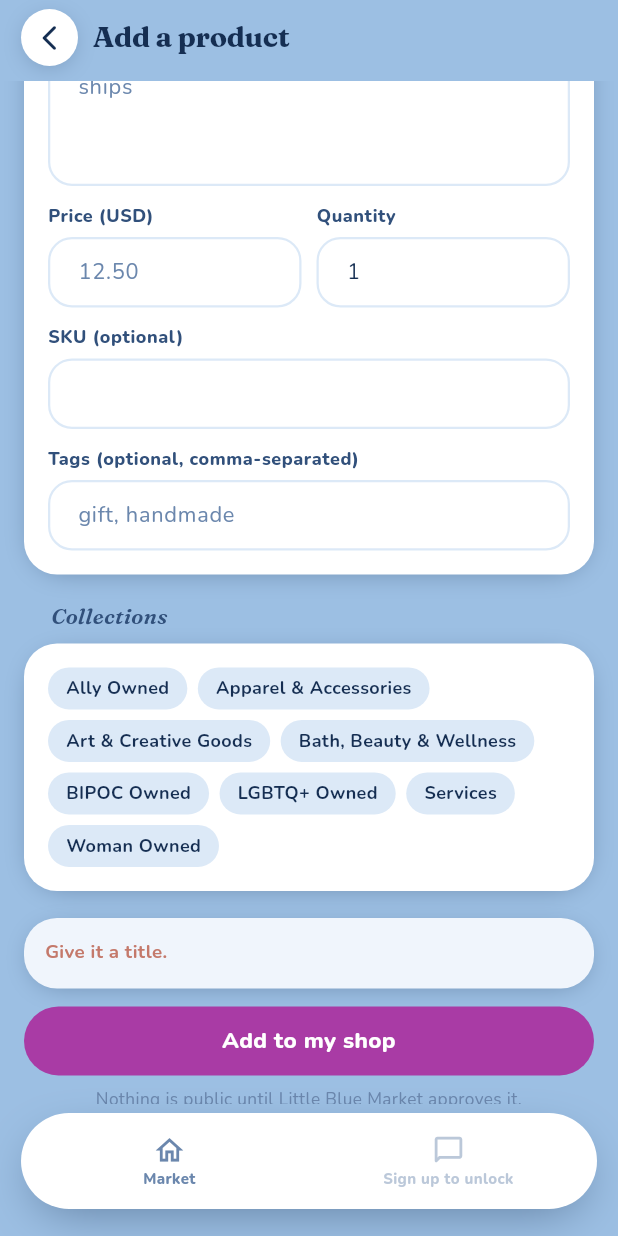
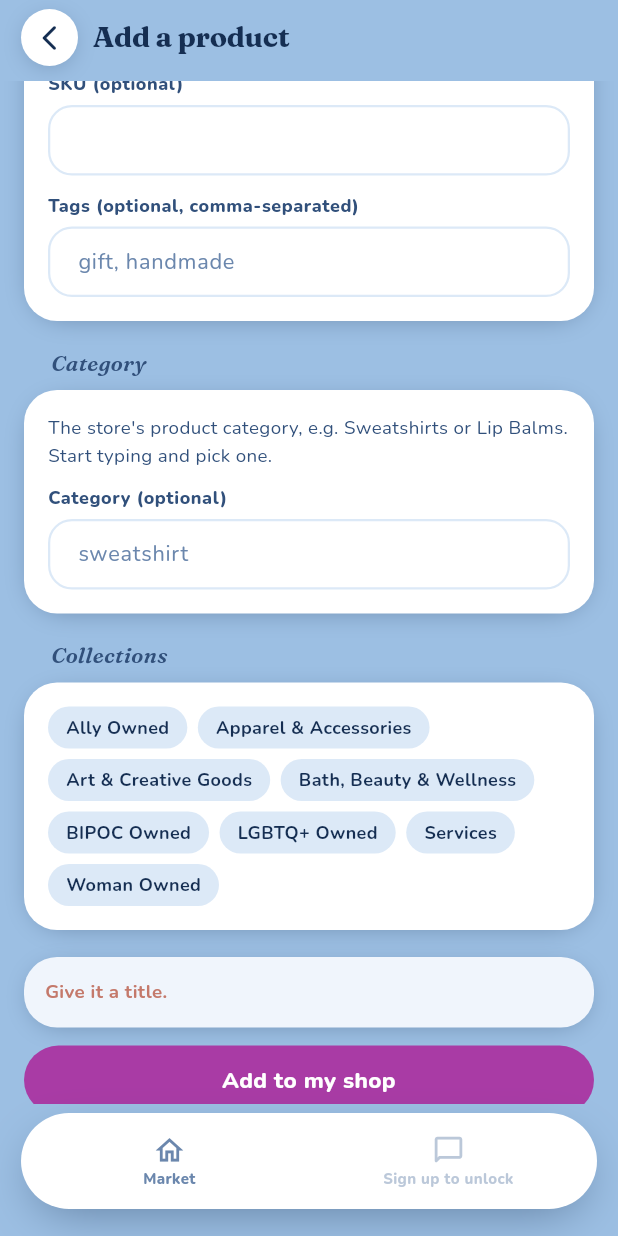
Before and after one commit to The-culture-connection/littlebluemarket, a Flutter app: the AddProductScreen screen opened by its route, scrolled down 576 dp, after a tap on "Add to my shop", on a phone screen of 412 x 824 dp. Run offline on Flutter 3.47's test engine with Material 3 defaults, Android fonts, the phone set to English and light mode, and no system bars; our stand-ins replace cloud_firestore, cloud_functions, firebase_auth, firebase_core, firebase_storage, flutter_riverpod and 3 more; accounts and stored records are empty.

Commit message:
Add product: a Category field backed by Shopify's product taxonomy
- sellerSearchCategories callable (taxonomy.categories search); productSet
  sends the picked TaxonomyCategory id.
- ListingDraft.category / ProductCategory model; SellerRepository
  .searchCategories (Firestore + fixture); form field with live suggestions
  and a Clear.
- Tests: taxonomy id passthrough, junk ignored, short queries never call the
  store; fixture search.

Co-Authored-By: Claude Fable 5.1 <noreply@anthropic.com>

```diff
--- a/lib/data/repositories/repositories.dart
+++ b/lib/data/repositories/repositories.dart
@@ -246,6 +246,10 @@ abstract interface class SellerRepository {
   /// again after a failure: the backend adopts what it already made.
   Future<PublishResult> publishListing(String listingId);
 
+  /// Shopify's product taxonomy, by name. Empty for queries under two
+  /// characters.
+  Future<List<ProductCategory>> searchCategories(String query);
+
   Future<void> deleteDraft(String id);
 }
 
--- a/lib/models/listing.dart
+++ b/lib/models/listing.dart
@@ -91,6 +91,23 @@ class Listing {
   );
 }
 
+/// One entry of Shopify's standard product taxonomy, e.g.
+/// "Apparel & Accessories > Clothing > Sweatshirts".
+@immutable
+class ProductCategory {
+  const ProductCategory({
+    required this.id,
+    required this.name,
+    required this.fullName,
+    this.isLeaf = true,
+  });
+
+  final String id;
+  final String name;
+  final String fullName;
+  final bool isLeaf;
+}
+
 /// What the Add product form hands to the repository. Single variant for
 /// now; variants arrive with the edit path.
 @immutable
@@ -106,6 +123,7 @@ class ListingDraft {
     this.imageUrls = const [],
     this.collectionHandles = const [],
     this.tags = const [],
+    this.category,
   });
 
   final String title;
@@ -118,6 +136,7 @@ class ListingDraft {
   final List<String> imageUrls;
   final List<String> collectionHandles;
   final List<String> tags;
+  final ProductCategory? category;
 
   /// The rules' and the function's field names, exactly.
   Map<String, Object?> toMap() => {
@@ -133,6 +152,8 @@ class ListingDraft {
     'imageUrls': imageUrls,
     'collectionHandles': collectionHandles,
     'tags': tags,
+    if (category != null) 'categoryId': category!.id,
+    if (category != null) 'categoryName': category!.fullName,
   };
 }
 
--- a/lib/screens/you/add_product_screen.dart
+++ b/lib/screens/you/add_product_screen.dart
@@ -43,6 +43,10 @@ class _AddProductScreenState extends ConsumerState<AddProductScreen> {
   final _tags = TextEditingController();
   final _photos = <_PickedPhoto>[];
   final _collections = <String>{};
+  final _categoryQuery = TextEditingController();
+  List<ProductCategory> _categoryHits = const [];
+  ProductCategory? _category;
+  int _categorySearch = 0;
 
   bool _busy = false;
   String _stage = '';
@@ -53,11 +57,50 @@ class _AddProductScreenState extends ConsumerState<AddProductScreen> {
   String? _draftId;
 
   @override
+  void initState() {
+    super.initState();
+    _categoryQuery.addListener(_onCategoryTyped);
+  }
+
+  @override
   void dispose() {
+    _categoryQuery
+      ..removeListener(_onCategoryTyped)
+      ..dispose();
     for (final c in [_title, _description, _price, _quantity, _sku, _tags]) {
       c.dispose();
     }
     super.dispose();
+  }
+
+  /// Searches the store's taxonomy as the seller types. The last answer
+  /// wins, so a slow early reply cannot overwrite a fast later one.
+  Future<void> _onCategoryTyped() async {
+    final query = _categoryQuery.text.trim();
+    if (_category != null && query == _category!.fullName) return;
+    final ticket = ++_categorySearch;
+    if (query.length < 2) {
+      if (_categoryHits.isNotEmpty) setState(() => _categoryHits = const []);
+      return;
+    }
+    try {
+      final hits = await ref
+          .read(sellerRepositoryProvider)
+          .searchCategories(query);
+      if (!mounted || ticket != _categorySearch) return;
+      setState(() => _categoryHits = hits);
+    } on RepositoryException {
+      // A failed suggestion is not an error worth a card; the field still
+      // works without one.
+    }
+  }
+
+  void _pickCategory(ProductCategory category) {
+    setState(() {
+      _category = category;
+      _categoryHits = const [];
+      _categoryQuery.text = category.fullName;
+    });
   }
 
   Future<void> _pickPhotos() async {
@@ -138,6 +181,7 @@ class _AddProductScreenState extends ConsumerState<AddProductScreen> {
         sku: _sku.text,
         imageUrls: urls,
         collectionHandles: _collections.toList()..sort(),
+        category: _category,
         tags: _tags.text
             .split(',')
             .map((t) => t.trim())
@@ -278,6 +322,70 @@ class _AddProductScreenState extends ConsumerState<AddProductScreen> {
                   hintText: 'gift, handmade',
                   readOnly: _busy,
                 ),
+              ],
+            ),
+          ),
+          const SectionHead('Category'),
+          LbmCard(
+            padding: const EdgeInsets.all(16),
+            child: Column(
+              crossAxisAlignment: CrossAxisAlignment.stretch,
+              children: [
+                Text(
+                  "The store's product category, e.g. Sweatshirts or Lip "
+                  'Balms. Start typing and pick one.',
+                  style: LbmText.tiny.copyWith(color: c.ink2),
+                ),
+                const SizedBox(height: 10),
+                LbmField(
+                  label: 'Category (optional)',
+                  controller: _categoryQuery,
+                  hintText: 'sweatshirt',
+                  readOnly: _busy,
+                ),
+                if (_category != null) ...[
+                  const SizedBox(height: 8),
+                  Row(
+                    children: [
+                      Expanded(
+                        child: LbmChip(_category!.name, style: ChipStyle.on),
+                      ),
+                      const SizedBox(width: 8),
+                      PillButton(
+                        'Clear',
+                        small: true,
+                        expand: false,
+                        style: PillStyle.ghost,
+                        onPressed: _busy
+                            ? null
+                            : () => setState(() {
+                                _category = null;
+                                _categoryQuery.clear();
+                              }),
+                      ),
+                    ],
+                  ),
+                ],
+                if (_categoryHits.isNotEmpty) ...[
+                  const SizedBox(height: 8),
+                  LbmCard(
+                    color: c.skyWash,
+                    child: RowStack(
+                      children: [
+                        for (final hit in _categoryHits)
+                          ListRow(
+                            title: Text(hit.name),
+                            subtitle: Text(
+                              hit.fullName,
+                              maxLines: 2,
+                              overflow: TextOverflow.ellipsis,
+                            ),
+                            onTap: () => _pickCategory(hit),
+                          ),
+                      ],
+                    ),
+                  ),
+                ],
               ],
             ),
           ),
```
Also changed, not shown: lib/data/firebase/firestore_seller_repository.dart (+21 -0 lines), lib/data/fixtures/fixture_repositories.dart (+27 -0 lines), 5 other files.
